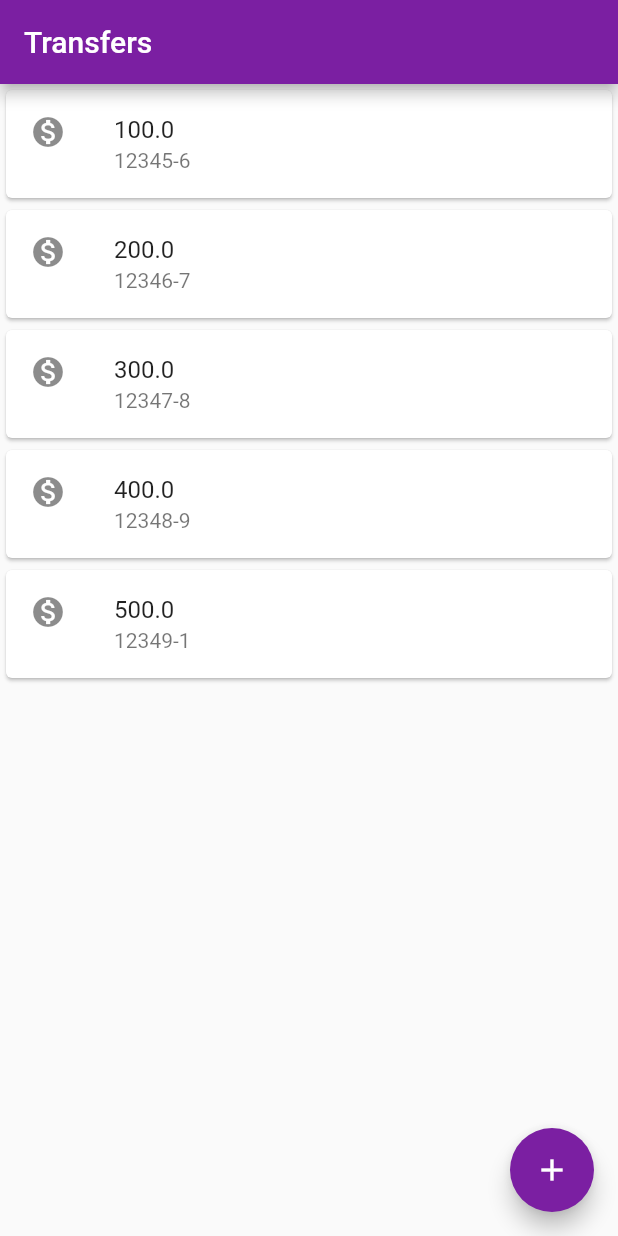
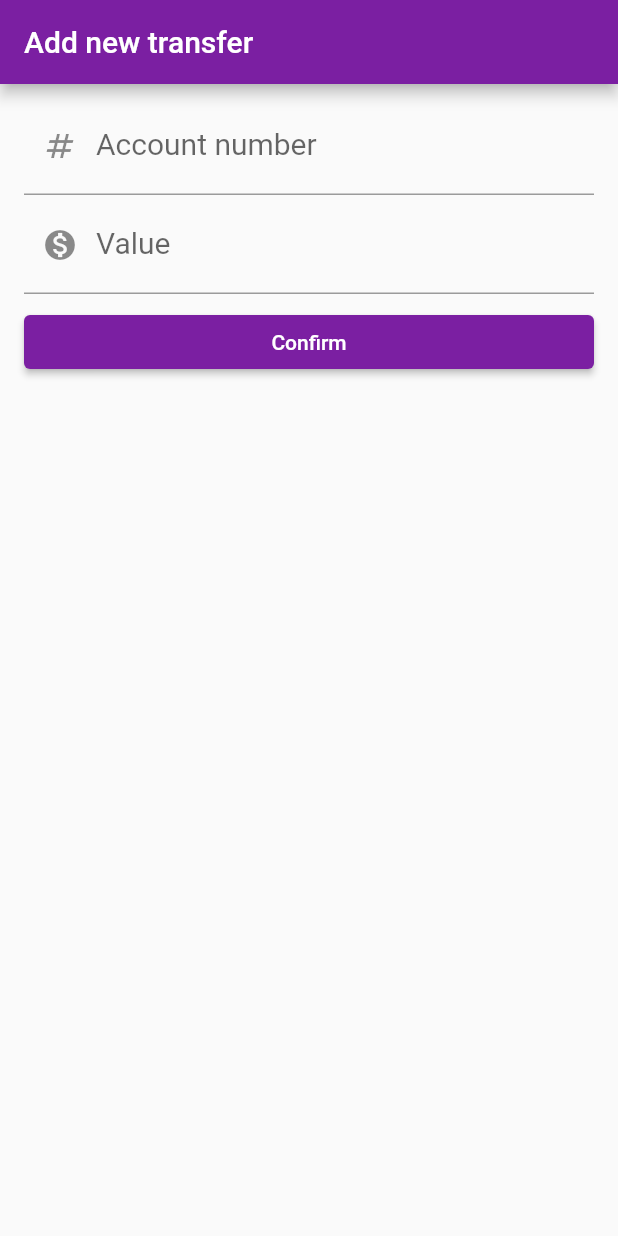
Before and after one commit to felipesantoos/bytebank, a Flutter app: the screen it shows after launch, on a phone screen of 412 x 824 dp. Run offline on Flutter 3.47's test engine with Material 2 defaults, Android fonts, the phone set to English and light mode, and no system bars.

Commit message:
Add transfer form screen

```diff
--- a/lib/main.dart
+++ b/lib/main.dart
@@ -1,29 +1,99 @@
 import 'package:flutter/material.dart';
 
 void main() {
-  runApp(MaterialApp(
+  runApp(const ByteBankApp());
+}
+
+class ByteBankApp extends StatelessWidget {
+  const ByteBankApp({Key? key}) : super(key: key);
+
+  @override
+  Widget build(BuildContext context) {
+    return MaterialApp(
       debugShowCheckedModeBanner: false,
       home: Scaffold(
+        body: TransferForm(),
+      ),
+    );
+  }
+}
+
+
+class TransferForm extends StatelessWidget {
+  TransferForm({Key? key}) : super(key: key);
+
+  final TextEditingController _controllerFieldAccountNumber = TextEditingController();
+  final TextEditingController _controllerFieldValue = TextEditingController();
+
+  @override
+  Widget build(BuildContext context) {
+    return Scaffold(
       appBar: AppBar(
-        title: const Text('Transfers'),
-        backgroundColor: Colors.purple[700],
+        title: const Text('Add new transfer'),
+        backgroundColor: Colors.purple.shade700,
       ),
-      body: const TransferList(),
-      floatingActionButton: FloatingActionButton(
-        onPressed: () => {},
-        backgroundColor: Colors.purple[700],
-        child: const Icon(Icons.add),
+      body: Padding(
+        padding: const EdgeInsets.symmetric(vertical: 8.0, horizontal: 16.0),
+        child: ListView(
+          children: <Widget>[
+            TextField(
+              controller: _controllerFieldAccountNumber,
+              decoration: const InputDecoration(
+                labelText: 'Account number',
+                hintText: '00000-0',
+                prefixIcon: Icon(Icons.numbers),
+              ),
+              style: const TextStyle(
+                fontSize: 20.0,
+              ),
+              keyboardType: TextInputType.number,
+            ),
+            TextField(
+              controller: _controllerFieldValue,
+              decoration: const InputDecoration(
+                labelText: 'Value',
+                hintText: '0.00',
+                prefixIcon: Icon(Icons.monetization_on),
+              ),
+              style: const TextStyle(
+                fontSize: 20.0,
+              ),
+              keyboardType: TextInputType.number,
+            ),
+            Container(
+              margin: const EdgeInsets.only(top: 8.0),
+              child: ElevatedButton(
+                onPressed: () {
+                  debugPrint(_controllerFieldAccountNumber.text);
+                  debugPrint(_controllerFieldValue.text);
+                },
+                style: ButtonStyle(
+                  backgroundColor: MaterialStateColor.resolveWith((states) {
+                    return Colors.purple.shade700;
+                  }),
+                ),
+                child: const Text('Confirm'),
               ),
             ),
-  ));
+          ],
+        ),
+      ),
+    );
   }
+}
+
 
 class TransferList extends StatelessWidget {
   const TransferList({Key? key}) : super(key: key);
 
   @override
   Widget build(BuildContext context) {
-    return ListView(
+    return Scaffold(
+      appBar: AppBar(
+        title: const Text('Transfers'),
+        backgroundColor: Colors.purple.shade700,
+      ),
+      body: ListView(
         children: <Widget>[
           TransferItem(Transfer(value: 100.0, accountNumber: '12345-6')),
           TransferItem(Transfer(value: 200.0, accountNumber: '12346-7')),
@@ -31,6 +101,12 @@ class TransferList extends StatelessWidget {
           TransferItem(Transfer(value: 400.0, accountNumber: '12348-9')),
           TransferItem(Transfer(value: 500.0, accountNumber: '12349-1')),
         ],
+      ),
+      floatingActionButton: FloatingActionButton(
+        onPressed: () => {},
+        backgroundColor: Colors.purple.shade700,
+        child: const Icon(Icons.add),
+      ),
     );
   }
 }
```
Lines whose indentation alone changed are shown as unchanged.
